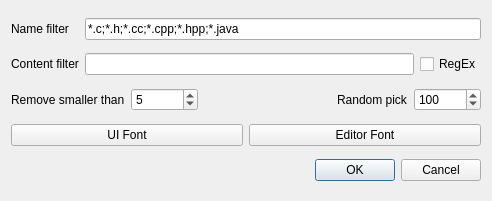
Old version of the form DlgSettings.ui in the repository congchenutd/commentextractor.
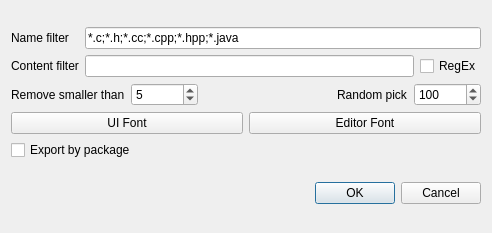
New version of the form.

```diff
--- a/DlgSettings.ui
+++ b/DlgSettings.ui
@@ -7,12 +7,14 @@
     <x>0</x>
     <y>0</y>
     <width>492</width>
-    <height>201</height>
+    <height>233</height>
    </rect>
   </property>
   <property name="windowTitle">
    <string>Settings</string>
   </property>
+  <layout class="QVBoxLayout" name="verticalLayout">
+   <item>
   <layout class="QGridLayout" name="gridLayout">
    <item row="0" column="0">
     <widget class="QLabel" name="label">
@@ -118,7 +120,20 @@
      </item>
     </layout>
    </item>
-   <item row="4" column="1">
+     <item row="4" column="0" colspan="2">
+      <layout class="QHBoxLayout" name="horizontalLayout_4">
+       <item>
+        <widget class="QCheckBox" name="checkByPackage">
+         <property name="text">
+          <string>Export by package</string>
+         </property>
+        </widget>
+       </item>
+      </layout>
+     </item>
+    </layout>
+   </item>
+   <item>
     <widget class="QDialogButtonBox" name="buttonBox">
      <property name="orientation">
       <enum>Qt::Horizontal</enum>
```
Left out of the diff: 2 changed lines with no effect on the pictures. Lines whose indentation alone changed are shown as unchanged.
